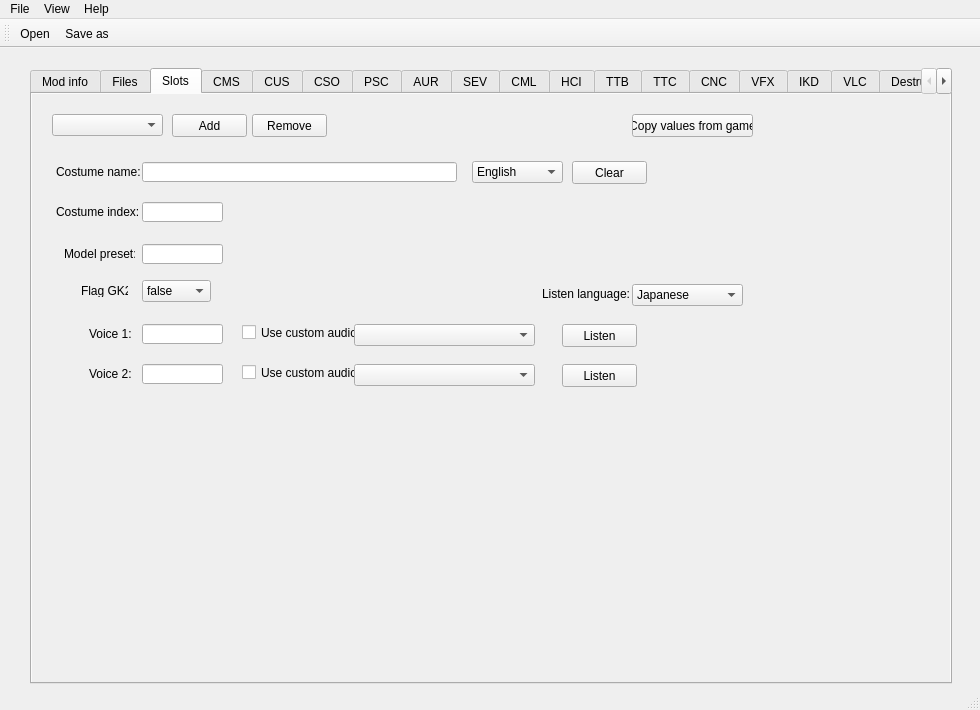
The window that mainwindow.ui (eterniti/xv2characreat) describes before a commit, drawn with Qt 5.
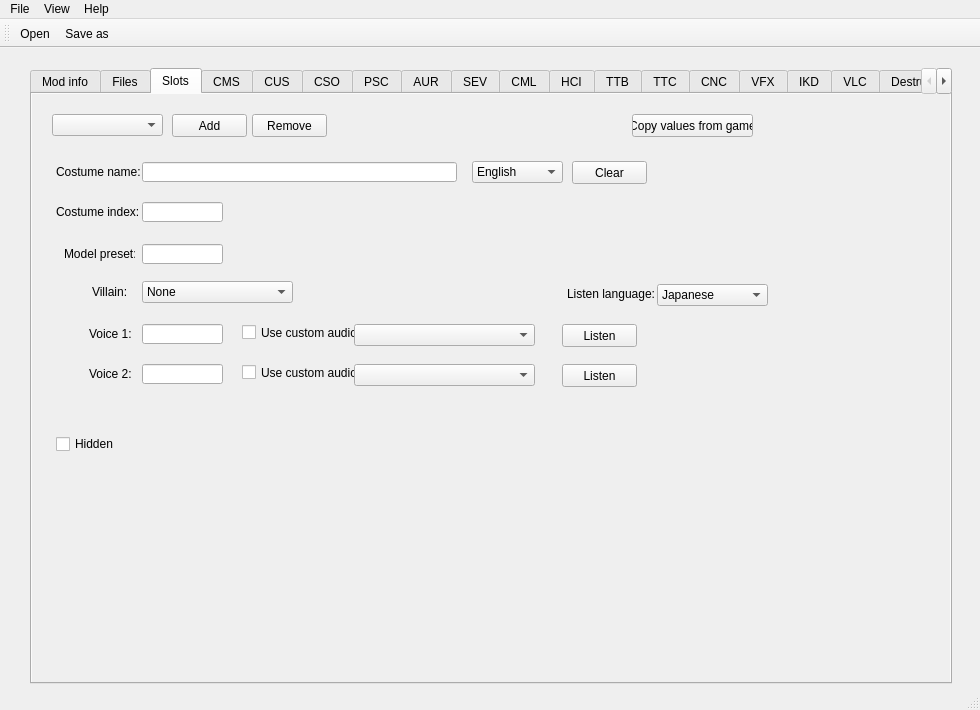
The same window after the commit. The open tabs and pages were chosen to show the change.

What changed in the file:
```diff
--- a/mainwindow.ui
+++ b/mainwindow.ui
@@ -990,39 +990,6 @@
        </rect>
       </property>
      </widget>
-     <widget class="QLabel" name="label_14">
-      <property name="geometry">
-       <rect>
-        <x>49</x>
-        <y>190</y>
-        <width>47</width>
-        <height>13</height>
-       </rect>
-      </property>
-      <property name="text">
-       <string>Flag GK2:</string>
-      </property>
-     </widget>
-     <widget class="QComboBox" name="flagGK2ComboBox">
-      <property name="geometry">
-       <rect>
-        <x>110</x>
-        <y>186</y>
-        <width>69</width>
-        <height>22</height>
-       </rect>
-      </property>
-      <item>
-       <property name="text">
-        <string>false</string>
-       </property>
-      </item>
-      <item>
-       <property name="text">
-        <string>true</string>
-       </property>
-      </item>
-     </widget>
      <widget class="QLabel" name="label_15">
       <property name="geometry">
        <rect>
@@ -1176,7 +1143,7 @@
      <widget class="QLabel" name="label_141">
       <property name="geometry">
        <rect>
-        <x>510</x>
+        <x>535</x>
         <y>192</y>
         <width>91</width>
         <height>16</height>
@@ -1189,7 +1156,7 @@
      <widget class="QComboBox" name="voiceListenLangComboBox">
       <property name="geometry">
        <rect>
-        <x>600</x>
+        <x>625</x>
         <y>190</y>
         <width>111</width>
         <height>22</height>
@@ -1206,6 +1173,57 @@
        </property>
       </item>
      </widget>
+     <widget class="QCheckBox" name="slotHidden">
+      <property name="geometry">
+       <rect>
+        <x>24</x>
+        <y>340</y>
+        <width>91</width>
+        <height>20</height>
+       </rect>
+      </property>
+      <property name="text">
+       <string>Hidden</string>
+      </property>
+     </widget>
+     <widget class="QComboBox" name="villainCheckBox">
+      <property name="geometry">
+       <rect>
+        <x>110</x>
+        <y>187</y>
+        <width>151</width>
+        <height>22</height>
+       </rect>
+      </property>
+      <item>
+       <property name="text">
+        <string>None</string>
+       </property>
+      </item>
+      <item>
+       <property name="text">
+        <string>Super Villain (GK2)</string>
+       </property>
+      </item>
+      <item>
+       <property name="text">
+        <string>Ultra Super Villain (CGK)</string>
+       </property>
+      </item>
+     </widget>
+     <widget class="QLabel" name="label_14">
+      <property name="geometry">
+       <rect>
+        <x>60</x>
+        <y>190</y>
+        <width>49</width>
+        <height>16</height>
+       </rect>
+      </property>
+      <property name="text">
+       <string>Villain:</string>
+      </property>
+     </widget>
     </widget>
     <widget class="QWidget" name="cmsTab">
      <property name="autoFillBackground">
```
